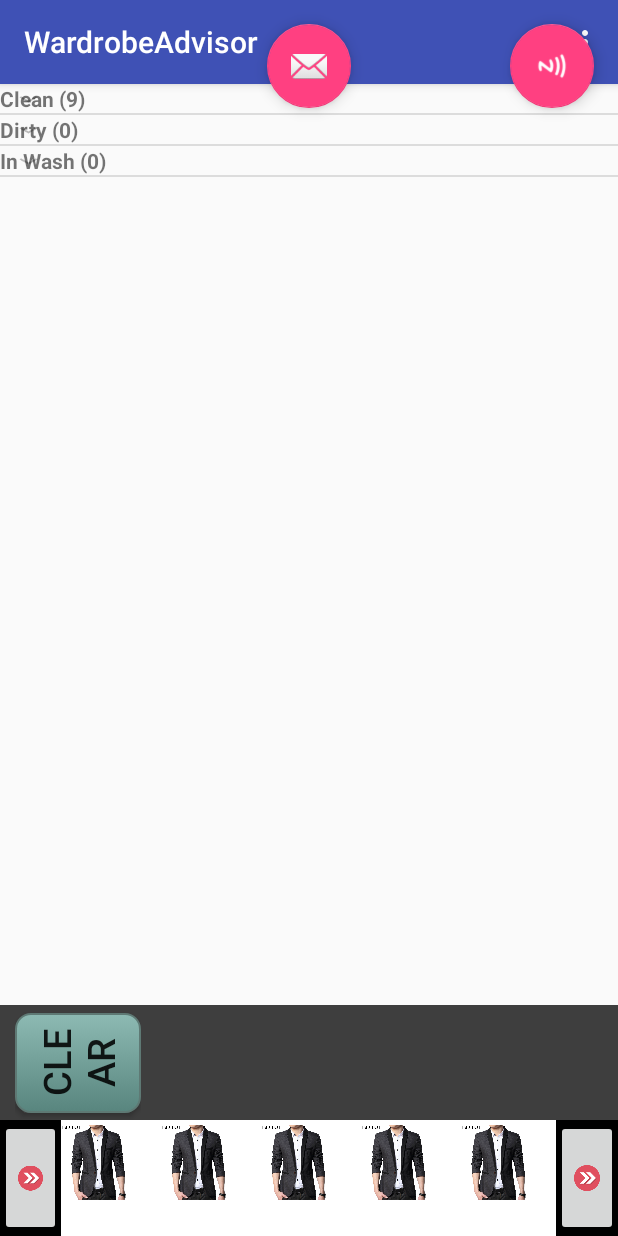
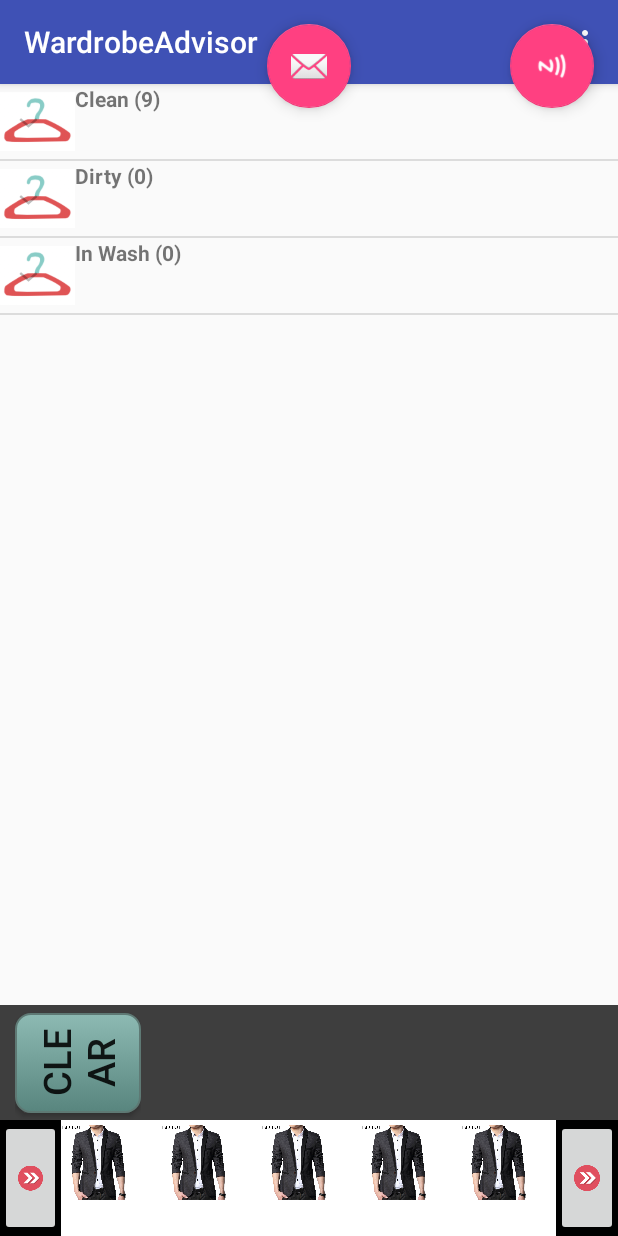
Before and after one commit to mxumichael/WardrobeAdvisor, an Android app: the screen it shows after launch (Home), on a phone screen of 412 x 824 dp. Run offline under Robolectric (Android 15) with nearby library versions, the phone set to English and light mode, and no system bars.

Commit message:
Adding icons for states

```diff
--- a/app/src/main/java/com/example/anandchandrasekar/wardrobeadvisor/ClothsAdapter.java
+++ b/app/src/main/java/com/example/anandchandrasekar/wardrobeadvisor/ClothsAdapter.java
@@ -2,10 +2,12 @@ package com.example.anandchandrasekar.wardrobeadvisor;
 
 import android.content.Context;
 import android.graphics.Typeface;
+import android.media.Image;
 import android.view.LayoutInflater;
 import android.view.View;
 import android.view.ViewGroup;
 import android.widget.BaseExpandableListAdapter;
+import android.widget.ImageView;
 import android.widget.TextView;
 
 import java.util.HashMap;
@@ -54,6 +56,7 @@ public class ClothsAdapter extends BaseExpandableListAdapter {
 
         txtListChild.setText(childText);
         //convertView.setClickable(false);
+
         return convertView;
     }
 
@@ -94,6 +97,9 @@ public class ClothsAdapter extends BaseExpandableListAdapter {
         lblListHeader.setText(headerTitle);
         //convertView.setClickable(false);
 
+        ImageView stateIcon = (ImageView) convertView.findViewById(R.id.state_icon);
+        stateIcon.setImageResource(R.drawable.clean);
+
         return convertView;
     }
 
--- a/app/src/main/res/layout/list_group.xml
+++ b/app/src/main/res/layout/list_group.xml
@@ -2,7 +2,17 @@
 <LinearLayout xmlns:android="http://schemas.android.com/apk/res/android"
     android:layout_width="fill_parent"
     android:layout_height="wrap_content"
-    android:orientation="vertical">
+    android:orientation="horizontal">
+
+    <ImageView
+        android:id="@+id/state_icon"
+        android:layout_width="50dp"
+        android:layout_height="50dp"
+        android:gravity="center"
+        android:layout_gravity="left"
+        android:scaleType="fitCenter"
+        android:adjustViewBounds="true"
+        android:src="@drawable/clean"  />
 
     <TextView
         android:id="@+id/lblListHeader"
```
Also changed, not shown: app/src/main/java/com/example/anandchandrasekar/wardrobeadvisor/Item.java (+9 -0 lines), app/src/main/java/com/example/anandchandrasekar/wardrobeadvisor/ViewItemActivity.java (+10 -3 lines), app/src/main/res/layout/content_view_item.xml (+12 -1 lines), app/src/main/res/drawable/clean.png (added), app/src/main/res/drawable/dirty.png (added), app/src/main/res/drawable/wash.png (added).
